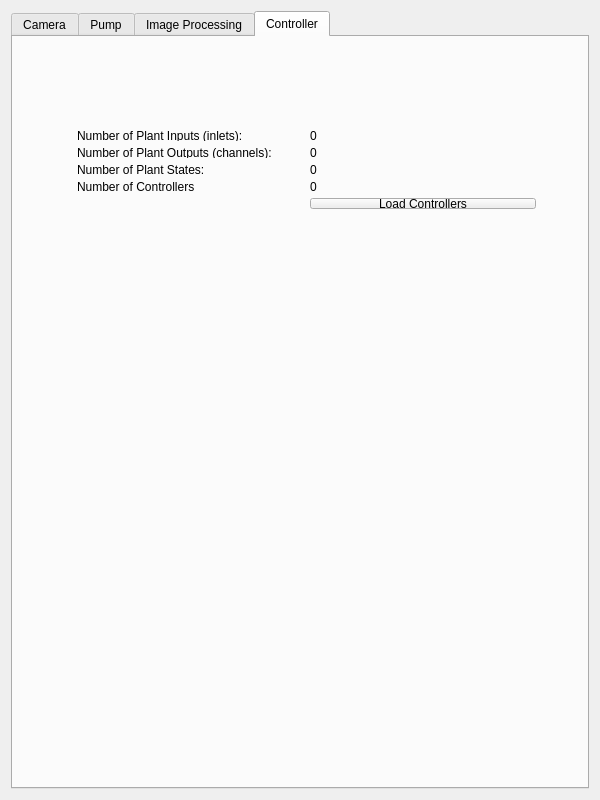
The window that EVA00/ueva/setup.ui (DaveSketchySpeedway/RoboDrop) describes before a commit, drawn with Qt 5.
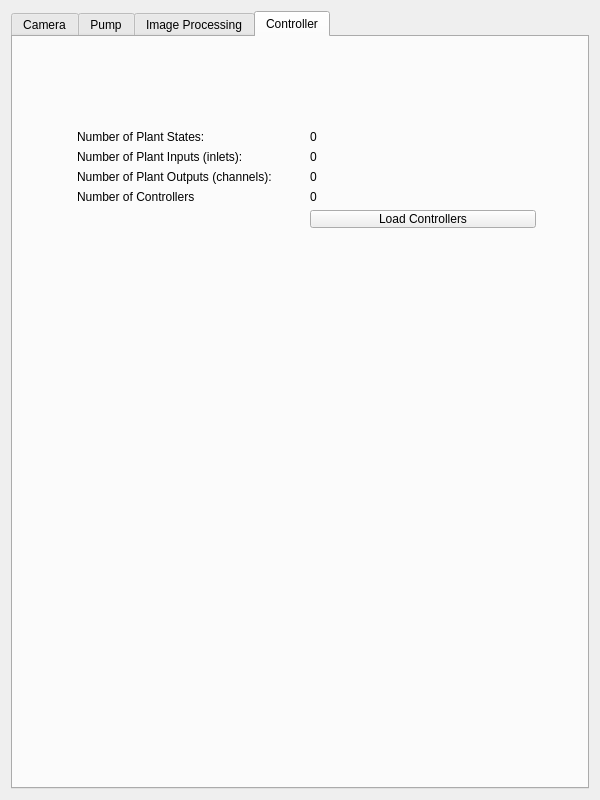
The same window after the commit.

Commit message: parse ctrl, pre overall check

Diff of the .ui file:
```diff
--- a/EVA00/ueva/setup.ui
+++ b/EVA00/ueva/setup.ui
@@ -163,79 +163,79 @@
       <attribute name="title">
        <string>Controller</string>
       </attribute>
-      <widget class="QWidget" name="">
+      <widget class="QWidget" name="layoutWidget">
        <property name="geometry">
         <rect>
          <x>53</x>
          <y>82</y>
          <width>481</width>
-         <height>101</height>
+         <height>120</height>
         </rect>
        </property>
        <layout class="QGridLayout" name="gridLayout_4">
-        <item row="0" column="0">
+        <item row="1" column="0">
          <widget class="QLabel" name="label_7">
           <property name="text">
            <string>Number of Plant Inputs (inlets):</string>
           </property>
          </widget>
         </item>
-        <item row="0" column="1">
+        <item row="1" column="1">
          <widget class="QLabel" name="numInLabel">
           <property name="text">
            <string>0</string>
           </property>
          </widget>
         </item>
-        <item row="1" column="0">
+        <item row="2" column="0">
          <widget class="QLabel" name="label">
           <property name="text">
            <string>Number of Plant Outputs (channels):</string>
           </property>
          </widget>
         </item>
-        <item row="1" column="1">
-         <widget class="QLabel" name="numOutLabel">
-          <property name="text">
-           <string>0</string>
-          </property>
-         </widget>
-        </item>
-        <item row="2" column="0">
-         <widget class="QLabel" name="label_3">
-          <property name="text">
-           <string>Number of Plant States:</string>
-          </property>
-         </widget>
-        </item>
         <item row="2" column="1">
-         <widget class="QLabel" name="numStateLabel">
+         <widget class="QLabel" name="numOutLabel">
           <property name="text">
            <string>0</string>
           </property>
          </widget>
         </item>
-        <item row="3" column="0">
+        <item row="4" column="0">
          <widget class="QLabel" name="label_5">
           <property name="text">
            <string>Number of Controllers</string>
           </property>
          </widget>
         </item>
-        <item row="3" column="1">
-         <widget class="QLabel" name="numCtrlLabel">
-          <property name="text">
-           <string>0</string>
-          </property>
-         </widget>
-        </item>
         <item row="4" column="1">
+         <widget class="QLabel" name="numCtrlLabel">
+          <property name="text">
+           <string>0</string>
+          </property>
+         </widget>
+        </item>
+        <item row="5" column="1">
          <widget class="QPushButton" name="loadCtrlButton">
           <property name="text">
            <string>Load Controllers</string>
           </property>
          </widget>
         </item>
+        <item row="0" column="0">
+         <widget class="QLabel" name="label_3">
+          <property name="text">
+           <string>Number of Plant States:</string>
+          </property>
+         </widget>
+        </item>
+        <item row="0" column="1">
+         <widget class="QLabel" name="numStateLabel">
+          <property name="text">
+           <string>0</string>
+          </property>
+         </widget>
+        </item>
        </layout>
       </widget>
      </widget>
```
The commit also changes 8 other files.
